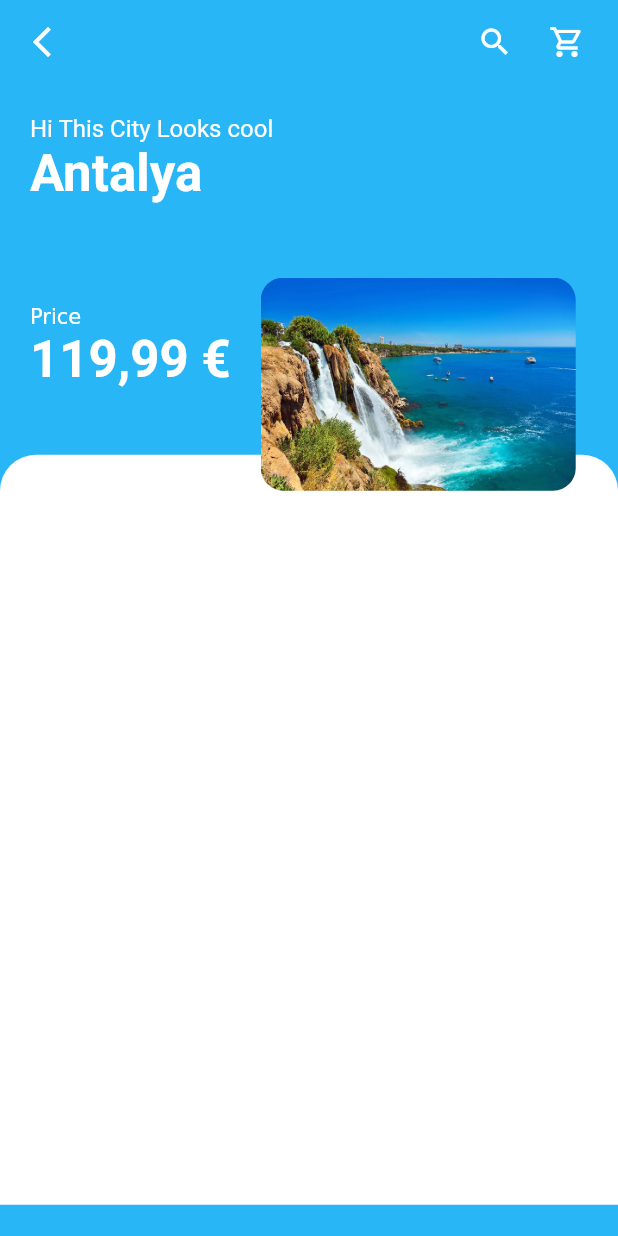
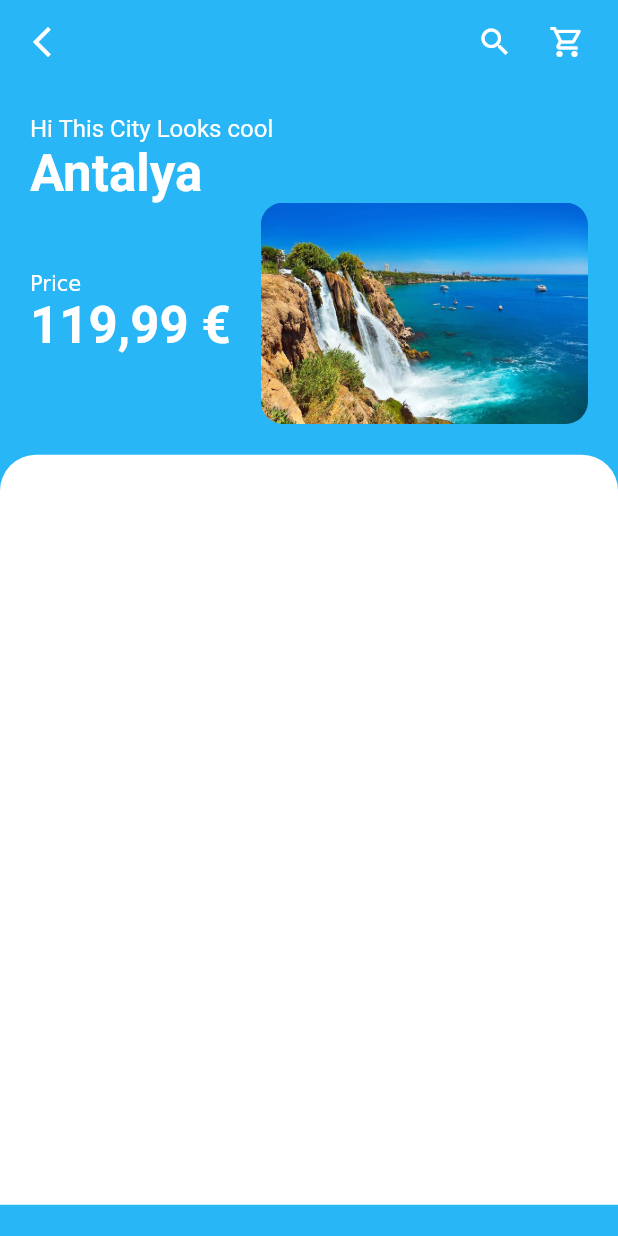
Before and after one commit to M-Halid/travel_shop, a Flutter app: the screen it shows after launch, after a tap on "Antalya", on a phone screen of 412 x 824 dp. Run offline on Flutter 3.47's test engine with Material 2 defaults, Android fonts, the phone set to English and light mode, and no system bars.

```diff
--- a/lib/screens/components/item_card.dart
+++ b/lib/screens/components/item_card.dart
@@ -31,9 +31,12 @@ class ItemCard extends StatelessWidget {
               ),
               child: ClipRRect(
                 borderRadius: BorderRadius.circular(25),
-                child: Image.asset(
-                  city.image,
-                  fit: BoxFit.cover,
+                child: Hero(
+                  tag: city.id,
+                  child: Image.asset(
+                    city.image,
+                    fit: BoxFit.cover,
+                  ),
                 ),
               ),
             ),
--- a/lib/screens/details/components/details_body.dart
+++ b/lib/screens/details/components/details_body.dart
@@ -58,13 +58,13 @@ class DetailsBody extends StatelessWidget {
                           SizedBox(
                             width: kDefaultPadding,
                           ),
-                          Padding(
-                            padding: const EdgeInsets.only(top: 50),
+                          Expanded(
                             child: ClipRRect(
                               borderRadius: BorderRadius.circular(15),
-                              child: Image.asset(
-                                city.image,
-                                width: 210,
+                              child: Hero(
+                                tag: city.id,
+                                child:
+                                    Image.asset(city.image, fit: BoxFit.fill),
                               ),
                             ),
                           )
```
